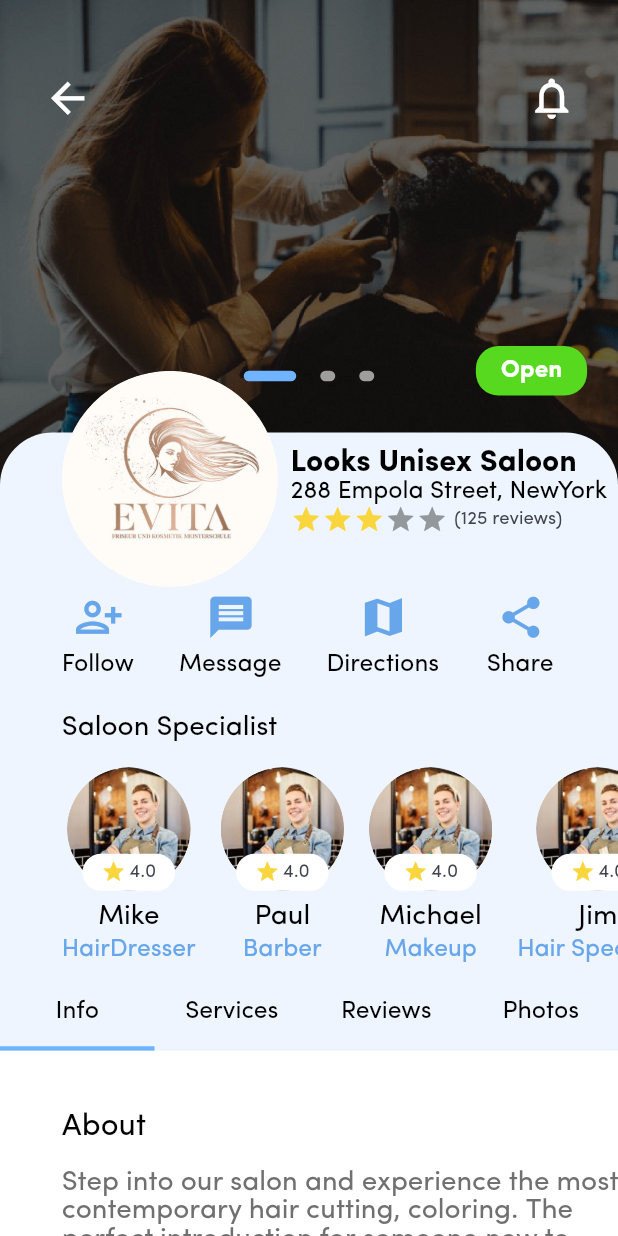
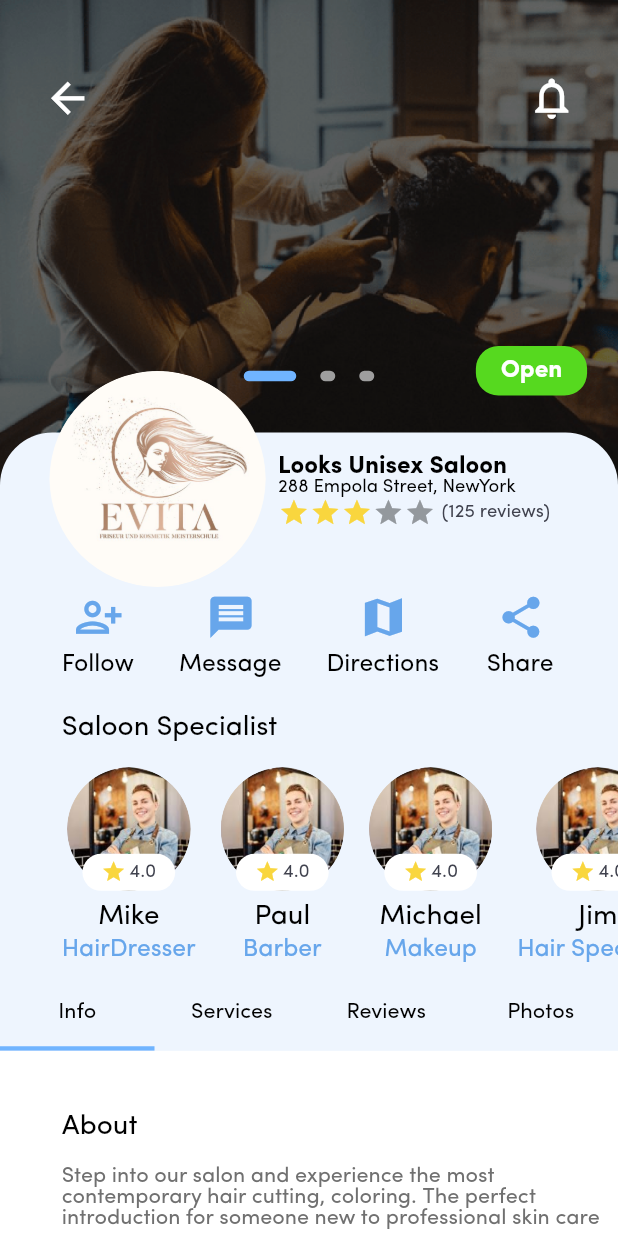
Before and after one commit to owaisalimemon/saloonmobileapp, a Flutter app: the SaloonProfile screen opened directly, on a phone screen of 412 x 824 dp. Run offline on Flutter 3.47's test engine with Material 2 defaults, Android fonts, the phone set to English and light mode, and no system bars; drawn by our look-alikes of flutter_image_slideshow, flutter_rating_bar; our stand-ins replace another_flushbar, country_code_picker, flutter_riverpod, google_maps_flutter, pin_code_fields, readmore and 1 more; missing offline and left inert: ars_dialog.

```diff
--- a/lib/UI/customer/saloonprofile.dart
+++ b/lib/UI/customer/saloonprofile.dart
@@ -393,7 +393,7 @@ class SaloonProfile extends ConsumerWidget {
                                     'Info',
                                     style: TextStyle(
                                         color: Colors.black,
-                                        fontSize: width * 0.04),
+                                        fontSize: width * 0.035),
                                   ),
                                 ),
                                 new Tab(
@@ -402,7 +402,7 @@ class SaloonProfile extends ConsumerWidget {
                                     'Services',
                                     style: TextStyle(
                                         color: Colors.black,
-                                        fontSize: width * 0.04),
+                                        fontSize: width * 0.035),
                                   ),
                                 ),
                                 new Tab(
@@ -411,7 +411,7 @@ class SaloonProfile extends ConsumerWidget {
                                     'Reviews',
                                     style: TextStyle(
                                         color: Colors.black,
-                                        fontSize: width * 0.04),
+                                        fontSize: width * 0.035),
                                   ),
                                 ),
                                 new Tab(
@@ -420,7 +420,7 @@ class SaloonProfile extends ConsumerWidget {
                                     'Photos',
                                     style: TextStyle(
                                         color: Colors.black,
-                                        fontSize: width * 0.04),
+                                        fontSize: width * 0.035),
                                   ),
                                 ),
                               ],
@@ -458,6 +458,7 @@ class SaloonProfile extends ConsumerWidget {
                                           ColorsX.blue_text_color
                                         ],
                                         totalSwitches: 3,
+                                        fontSize: width * 0.03,
                                         labels: [
                                           "Services",
                                           "Package & Offers",
@@ -559,7 +560,7 @@ class SaloonProfile extends ConsumerWidget {
           ),
           Positioned(
             top: height * 0.3,
-            left: width * 0.1,
+            left: width * 0.08,
             child: Row(
               children: [
                 Container(
@@ -581,12 +582,12 @@ class SaloonProfile extends ConsumerWidget {
                     children: [
                       Text("Looks Unisex Saloon",
                           style: TextStyle(
-                              fontSize: width * 0.05,
+                              fontSize: width * 0.04,
                               fontWeight: FontWeight.bold,
                               color: Colors.black)),
                       Text("288 Empola Street, NewYork",
                           style: TextStyle(
-                              fontSize: width * 0.04,
+                              fontSize: width * 0.03,
                               fontWeight: FontWeight.normal,
                               color: Colors.black)),
                       Row(
--- a/lib/UI/customer/searchhome.dart
+++ b/lib/UI/customer/searchhome.dart
@@ -272,7 +272,7 @@ class Searchhome extends ConsumerWidget {
                           ? Positioned(
                               bottom: width * 0.1,
                               child: Container(
-                                height: height * 0.282,
+                                height: height * 0.281,
                                 width: width,
                                 child: ListView.builder(
                                     scrollDirection: Axis.horizontal,
--- a/lib/UI/customer/widgets/filtechipcustom.dart
+++ b/lib/UI/customer/widgets/filtechipcustom.dart
@@ -20,7 +20,7 @@ class FilterCustomChip extends StatelessWidget {
             horizontal: width * 0.008, vertical: height * 0.01),
         child: Text(
           text,
-          style: TextStyle(fontSize: width * 0.04),
+          style: TextStyle(fontSize: width * 0.035),
         ),
       ),
       selected: selected,
--- a/lib/UI/customer/widgets/infotabsaloonprofile.dart
+++ b/lib/UI/customer/widgets/infotabsaloonprofile.dart
@@ -22,7 +22,7 @@ class InfoTabProfileScreen extends StatelessWidget {
             padding: EdgeInsets.only(left: width * 0.1),
             child: Text("About",
                 style: TextStyle(
-                    fontSize: width * 0.05,
+                    fontSize: width * 0.045,
                     fontWeight: FontWeight.normal,
                     color: Colors.black)),
           ),
@@ -34,7 +34,7 @@ class InfoTabProfileScreen extends StatelessWidget {
             child: Text(
                 "Step into our salon and experience the most contemporary hair cutting, coloring. The perfect introduction for someone new to professional skin care",
                 style: TextStyle(
-                    fontSize: width * 0.045,
+                    fontSize: width * 0.035,
                     fontWeight: FontWeight.normal,
                     color: Color(0xff707070))),
           ),
@@ -43,7 +43,7 @@ class InfoTabProfileScreen extends StatelessWidget {
             padding: EdgeInsets.only(left: width * 0.1),
             child: Text("Opening Hours",
                 style: TextStyle(
-                    fontSize: width * 0.05,
+                    fontSize: width * 0.045,
                     fontWeight: FontWeight.normal,
                     color: Colors.black)),
           ),
@@ -67,14 +67,14 @@ class InfoTabProfileScreen extends StatelessWidget {
                         SizedBox(width: width * 0.04),
                         Text("Monday" + "-" + "Friday",
                             style: TextStyle(
-                                fontSize: width * 0.045,
+                                fontSize: width * 0.035,
                                 fontWeight: FontWeight.normal,
                                 color: Color(0xff707070))),
                       ],
                     ),
                     Text("8:30 AM" + "-" + "9:30 PM",
                         style: TextStyle(
-                            fontSize: width * 0.045,
+                            fontSize: width * 0.035,
                             fontWeight: FontWeight.normal,
                             color: Color(0xff707070)))
                   ],
@@ -98,14 +98,14 @@ class InfoTabProfileScreen extends StatelessWidget {
                         SizedBox(width: width * 0.04),
                         Text("Saturday" + "-" + "Sunday",
                             style: TextStyle(
-                                fontSize: width * 0.045,
+                                fontSize: width * 0.035,
                                 fontWeight: FontWeight.normal,
                                 color: Color(0xff707070))),
                       ],
                     ),
                     Text("9:00 AM" + "-" + "5:30 PM",
                         style: TextStyle(
-                            fontSize: width * 0.045,
+                            fontSize: width * 0.035,
                             fontWeight: FontWeight.normal,
                             color: Color(0xff707070)))
                   ],
@@ -127,13 +127,13 @@ class InfoTabProfileScreen extends StatelessWidget {
                   children: [
                     Text("Address",
                         style: TextStyle(
-                            fontSize: width * 0.05,
+                            fontSize: width * 0.045,
                             fontWeight: FontWeight.normal,
                             color: Colors.black)),
                     SizedBox(height: height * 0.02),
                     Text("288 Empola Street, NewYork",
                         style: TextStyle(
-                            fontSize: width * 0.045,
+                            fontSize: width * 0.04,
                             fontWeight: FontWeight.normal,
                             color: Color(0xff707070))),
                     GestureDetector(
@@ -145,12 +145,12 @@ class InfoTabProfileScreen extends StatelessWidget {
                         children: [
                           Icon(
                             Icons.location_on_outlined,
-                            size: width * 0.07,
+                            size: width * 0.065,
                             color: Color(0xff70B4FF),
                           ),
                           Text("Get Directions-" + "12km",
                               style: TextStyle(
-                                  fontSize: width * 0.045,
+                                  fontSize: width * 0.035,
                                   fontWeight: FontWeight.normal,
                                   color: Color(0xff70B4FF))),
                         ],
@@ -159,8 +159,8 @@ class InfoTabProfileScreen extends StatelessWidget {
                   ],
                 ),
                 Container(
-                  height: height * 0.13,
-                  width: width * 0.25,
+                  height: height * 0.11,
+                  width: width * 0.22,
                   decoration: BoxDecoration(
                       image: DecorationImage(
                         image: AssetImage("assets/images/mapimage.png"),
@@ -170,7 +170,7 @@ class InfoTabProfileScreen extends StatelessWidget {
               ],
             ),
           ),
-          SizedBox(height: height * 0.04),
+          SizedBox(height: height * 0.035),
           Padding(
             padding: EdgeInsets.only(
               left: width * 0.1,
@@ -183,7 +183,7 @@ class InfoTabProfileScreen extends StatelessWidget {
                   alignment: Alignment.centerLeft,
                   child: Text("Photos",
                       style: TextStyle(
-                          fontSize: width * 0.05,
+                          fontSize: width * 0.045,
                           fontWeight: FontWeight.normal,
                           color: Colors.black)),
                 ),
@@ -194,7 +194,7 @@ class InfoTabProfileScreen extends StatelessWidget {
                     style: TextStyle(
                         color: ColorsX.blue_text_color,
                         fontWeight: FontWeight.w400,
-                        fontSize: width * 0.05),
+                        fontSize: width * 0.045),
                   ),
                 ),
               ],
@@ -226,12 +226,12 @@ class InfoTabProfileScreen extends StatelessWidget {
                   );
                 }),
           ),
-          SizedBox(height: height * 0.04),
+          SizedBox(height: height * 0.035),
           Padding(
             padding: EdgeInsets.only(left: width * 0.1),
             child: Text("Reviews",
                 style: TextStyle(
-                    fontSize: width * 0.05,
+                    fontSize: width * 0.045,
                     fontWeight: FontWeight.normal,
                     color: Colors.black)),
           ),
@@ -297,7 +297,7 @@ class InfoTabProfileScreen extends StatelessWidget {
                                         children: [
                                           Text("Jim Fernandez",
                                               style: TextStyle(
-                                                  fontSize: width * 0.055,
+                                                  fontSize: width * 0.045,
                                                   fontWeight: FontWeight.bold,
                                                   color: Color(0xff707070))),
                                           SizedBox(height: height * 0.02),
@@ -333,13 +333,13 @@ class InfoTabProfileScreen extends StatelessWidget {
                                       children: [
                                         Text("15th  May 2020",
                                             style: TextStyle(
-                                                fontSize: width * 0.04,
+                                                fontSize: width * 0.03,
                                                 fontWeight: FontWeight.normal,
                                                 color: Color(0xff70B4FF))),
                                         SizedBox(height: height * 0.025),
                                         Text("02:26 PM",
                                             style: TextStyle(
-                                                fontSize: width * 0.04,
+                                                fontSize: width * 0.03,
                                                 fontWeight: FontWeight.normal,
                                                 color: Color(0xff70B4FF))),
                                       ],
@@ -352,7 +352,7 @@ class InfoTabProfileScreen extends StatelessWidget {
                                         child: Text(
                                             "Fast shipping & excellent customer service. I had an issue with my order them they replied quickly",
                                             style: TextStyle(
-                                                fontSize: width * 0.04,
+                                                fontSize: width * 0.03,
                                                 fontWeight: FontWeight.normal,
                                                 color: Color(0xff707070))),
                                       ),
--- a/lib/UI/customer/widgets/saloonmapcard.dart
+++ b/lib/UI/customer/widgets/saloonmapcard.dart
@@ -159,7 +159,7 @@ class SaloonMapcard extends StatelessWidget {
                           children: [
                             Text(controller.saloons[index].name,
                                 style: TextStyle(
-                                    fontSize: width * 0.05,
+                                    fontSize: width * 0.045,
                                     color: Colors.black)),
                             Row(
                               crossAxisAlignment: CrossAxisAlignment.end,
@@ -172,7 +172,7 @@ class SaloonMapcard extends StatelessWidget {
                                 Text(
                                   controller.saloons[index].rating.toString(),
                                   style: TextStyle(
-                                      fontSize: width * 0.04,
+                                      fontSize: width * 0.035,
                                       color: Colors.black),
                                 )
                               ],
@@ -185,7 +185,7 @@ class SaloonMapcard extends StatelessWidget {
                             Text(
                               controller.saloons[index].address,
                               style: TextStyle(
-                                  fontSize: width * 0.04,
+                                  fontSize: width * 0.035,
                                   color: Color(0xff707070)),
                             ),
                           ],
--- a/lib/UI/mainscreen/phonenumberscreen.dart
+++ b/lib/UI/mainscreen/phonenumberscreen.dart
@@ -76,7 +76,7 @@ class PhoneNumberScreen extends ConsumerWidget {
 
                           // ],
                           textStyle: TextStyle(
-                              fontSize: width * 0.045,
+                              fontSize: width * 0.035,
                               color: Colors.grey.shade600,
                               fontWeight: FontWeight.w400),
                           onChanged: (value) {
--- a/lib/UI/mainscreen/signup_screen.dart
+++ b/lib/UI/mainscreen/signup_screen.dart
@@ -212,7 +212,7 @@ class SignUp extends ConsumerWidget {
                     },
                     child: RichText(
                       text: TextSpan(
-                        text: 'Don\'t have an account?  ',
+                        text: 'Have an account?  ',
                         style: TextStyle(
                             fontSize: width * 0.04,
                             fontWeight: FontWeight.w400,
@@ -227,7 +227,8 @@ class SignUp extends ConsumerWidget {
                         ],
                       ),
                     ),
-                  )
+                  ),
+                  SizedBox(height: height * 0.05)
                 ],
               )),
         ),
--- a/lib/controller/searchmapcontroller.dart
+++ b/lib/controller/searchmapcontroller.dart
@@ -16,7 +16,7 @@ final getsearchmap = ChangeNotifierProvider<SearchMapController>((
 class SearchMapController extends ChangeNotifier {
   int checktoggle = 0;
 
-  int rating = 0;
+  double rating = 0;
   int groupValue = -1;
 
   bool hairstylefilterselected = false;
```
Also changed, not shown: lib/UI/customer/apointmentpage.dart (+6 -6 lines), lib/UI/customer/filterscreen.dart (+38 -53 lines), lib/UI/customer/profilepage.dart (+14 -14 lines), lib/UI/customer/widgets/addonsserviceexpansion.dart (+10 -4 lines), lib/UI/customer/widgets/appintmentcard.dart (+8 -9 lines), lib/UI/customer/widgets/packagescard.dart (+7 -5 lines), lib/UI/customer/widgets/salooncard.dart (+5 -5 lines), lib/UI/customer/widgets/servicetabserviceexpansiontile.dart (+32 -10 lines), lib/UI/mainscreen/onboardingscreen.dart (+9 -4 lines), lib/UI/widgets/roundbutton.dart (+7 -12 lines).
